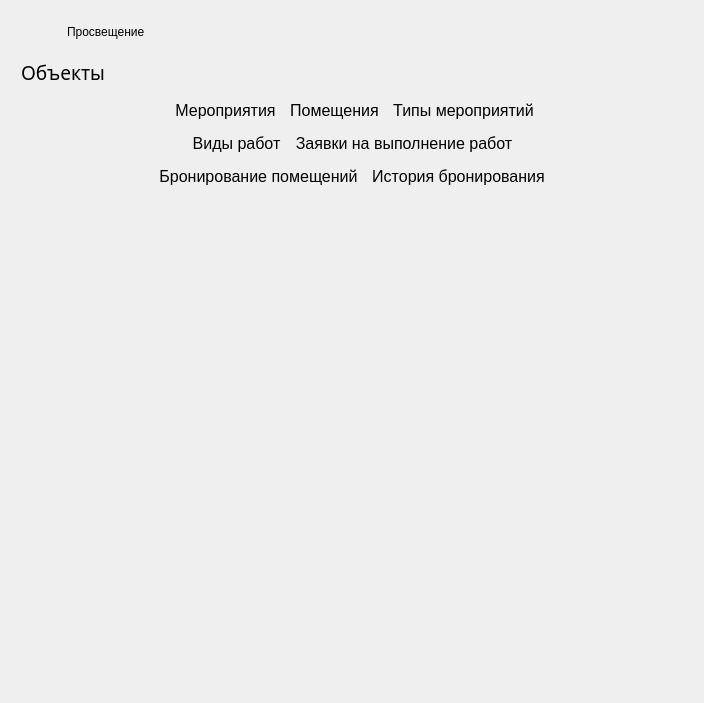
anastasia-k-o/Management-System, file forms/enlightenmentdashboard.ui: the form before one commit.
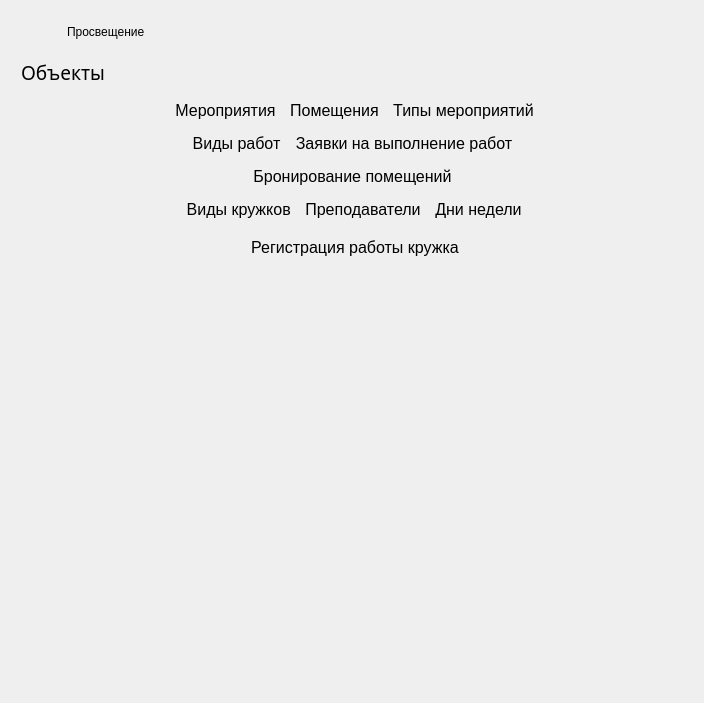
The form after the commit. Icons and pictures are not drawn.

```diff
--- a/forms/enlightenmentdashboard.ui
+++ b/forms/enlightenmentdashboard.ui
@@ -347,34 +347,6 @@
          </property>
         </widget>
        </item>
-       <item>
-        <widget class="QPushButton" name="bookingHistory">
-         <property name="sizePolicy">
-          <sizepolicy hsizetype="Fixed" vsizetype="Fixed">
-           <horstretch>0</horstretch>
-           <verstretch>0</verstretch>
-          </sizepolicy>
-         </property>
-         <property name="font">
-          <font>
-           <family>Yu Gothic UI</family>
-           <pointsize>12</pointsize>
-           <weight>50</weight>
-           <italic>false</italic>
-           <bold>false</bold>
-          </font>
-         </property>
-         <property name="styleSheet">
-          <string notr="true">font: 12pt &quot;Yu Gothic UI&quot;;</string>
-         </property>
-         <property name="text">
-          <string>История бронирования</string>
-         </property>
-         <property name="flat">
-          <bool>true</bool>
-         </property>
-        </widget>
-       </item>
        <item>
         <spacer name="horizontalSpacer_6">
          <property name="orientation">
@@ -390,6 +362,181 @@
        </item>
       </layout>
      </item>
+     <item>
+      <layout class="QHBoxLayout" name="horizontalLayout_8">
+       <item>
+        <spacer name="horizontalSpacer_13">
+         <property name="orientation">
+          <enum>Qt::Horizontal</enum>
+         </property>
+         <property name="sizeHint" stdset="0">
+          <size>
+           <width>40</width>
+           <height>20</height>
+          </size>
+         </property>
+        </spacer>
+       </item>
+       <item>
+        <widget class="QPushButton" name="classTypes">
+         <property name="sizePolicy">
+          <sizepolicy hsizetype="Fixed" vsizetype="Fixed">
+           <horstretch>0</horstretch>
+           <verstretch>0</verstretch>
+          </sizepolicy>
+         </property>
+         <property name="font">
+          <font>
+           <family>Yu Gothic UI</family>
+           <pointsize>12</pointsize>
+           <weight>50</weight>
+           <italic>false</italic>
+           <bold>false</bold>
+          </font>
+         </property>
+         <property name="text">
+          <string> Виды кружков</string>
+         </property>
+         <property name="flat">
+          <bool>true</bool>
+         </property>
+        </widget>
+       </item>
+       <item>
+        <widget class="QPushButton" name="teachers">
+         <property name="sizePolicy">
+          <sizepolicy hsizetype="Fixed" vsizetype="Fixed">
+           <horstretch>0</horstretch>
+           <verstretch>0</verstretch>
+          </sizepolicy>
+         </property>
+         <property name="font">
+          <font>
+           <family>Yu Gothic UI</family>
+           <pointsize>12</pointsize>
+           <weight>50</weight>
+           <italic>false</italic>
+           <bold>false</bold>
+          </font>
+         </property>
+         <property name="styleSheet">
+          <string notr="true">font: 12pt &quot;Yu Gothic UI&quot;;</string>
+         </property>
+         <property name="text">
+          <string>Преподаватели</string>
+         </property>
+         <property name="flat">
+          <bool>true</bool>
+         </property>
+        </widget>
+       </item>
+       <item>
+        <widget class="QPushButton" name="weekDays">
+         <property name="sizePolicy">
+          <sizepolicy hsizetype="Fixed" vsizetype="Fixed">
+           <horstretch>0</horstretch>
+           <verstretch>0</verstretch>
+          </sizepolicy>
+         </property>
+         <property name="font">
+          <font>
+           <family>Yu Gothic UI</family>
+           <pointsize>12</pointsize>
+           <weight>50</weight>
+           <italic>false</italic>
+           <bold>false</bold>
+          </font>
+         </property>
+         <property name="styleSheet">
+          <string notr="true">font: 12pt &quot;Yu Gothic UI&quot;;</string>
+         </property>
+         <property name="text">
+          <string>Дни недели</string>
+         </property>
+         <property name="flat">
+          <bool>true</bool>
+         </property>
+        </widget>
+       </item>
+       <item>
+        <spacer name="horizontalSpacer_14">
+         <property name="orientation">
+          <enum>Qt::Horizontal</enum>
+         </property>
+         <property name="sizeHint" stdset="0">
+          <size>
+           <width>40</width>
+           <height>20</height>
+          </size>
+         </property>
+        </spacer>
+       </item>
+      </layout>
+     </item>
+     <item>
+      <layout class="QHBoxLayout" name="horizontalLayout_7">
+       <property name="leftMargin">
+        <number>5</number>
+       </property>
+       <property name="topMargin">
+        <number>5</number>
+       </property>
+       <item>
+        <spacer name="horizontalSpacer_11">
+         <property name="orientation">
+          <enum>Qt::Horizontal</enum>
+         </property>
+         <property name="sizeHint" stdset="0">
+          <size>
+           <width>40</width>
+           <height>20</height>
+          </size>
+         </property>
+        </spacer>
+       </item>
+       <item>
+        <widget class="QPushButton" name="workOfClass">
+         <property name="sizePolicy">
+          <sizepolicy hsizetype="Fixed" vsizetype="Fixed">
+           <horstretch>0</horstretch>
+           <verstretch>0</verstretch>
+          </sizepolicy>
+         </property>
+         <property name="font">
+          <font>
+           <family>Yu Gothic UI</family>
+           <pointsize>12</pointsize>
+           <weight>50</weight>
+           <italic>false</italic>
+           <bold>false</bold>
+          </font>
+         </property>
+         <property name="styleSheet">
+          <string notr="true">font: 12pt &quot;Yu Gothic UI&quot;;</string>
+         </property>
+         <property name="text">
+          <string>Регистрация работы кружка</string>
+         </property>
+         <property name="flat">
+          <bool>true</bool>
+         </property>
+        </widget>
+       </item>
+       <item>
+        <spacer name="horizontalSpacer_12">
+         <property name="orientation">
+          <enum>Qt::Horizontal</enum>
+         </property>
+         <property name="sizeHint" stdset="0">
+          <size>
+           <width>40</width>
+           <height>20</height>
+          </size>
+         </property>
+        </spacer>
+       </item>
+      </layout>
+     </item>
      <item>
       <spacer name="verticalSpacer">
        <property name="orientation">
```
